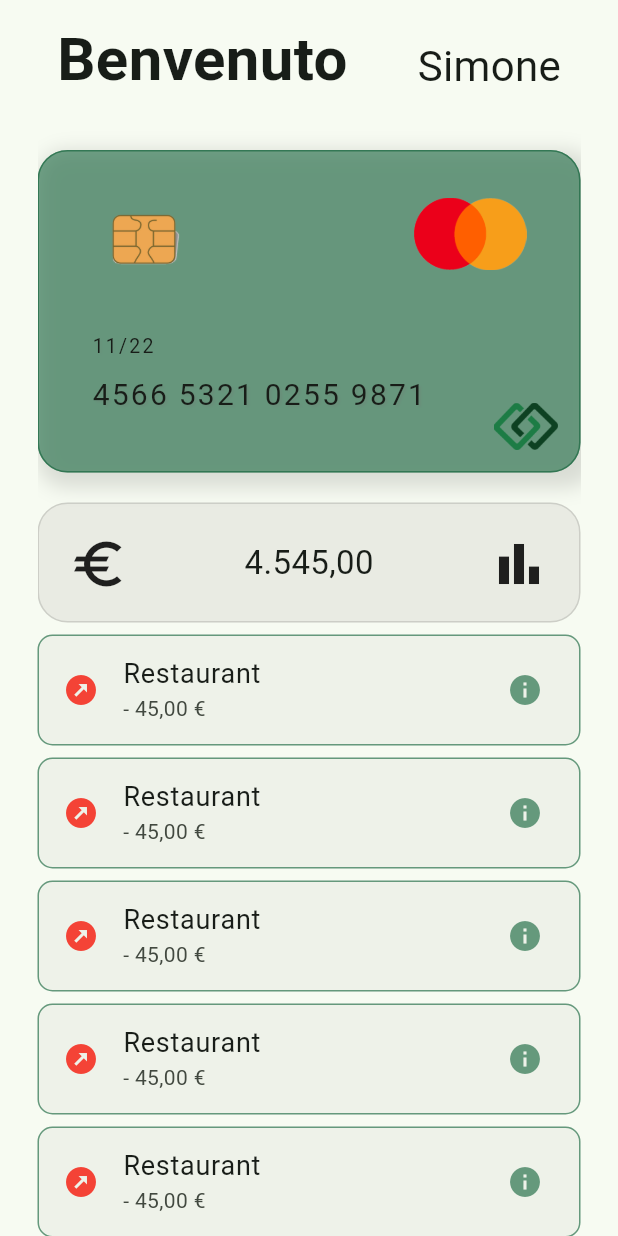
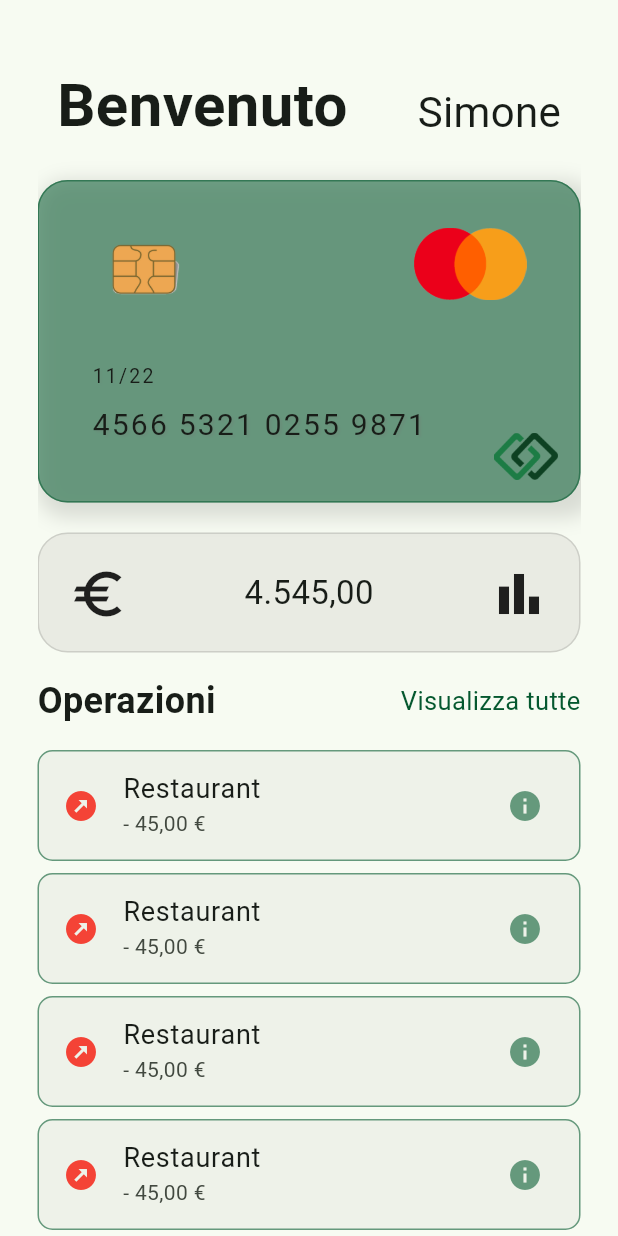
Before and after one commit to simonecarta/flutter_eiv_banking_app, a Flutter app: the landingAfterEnter screen opened directly, on a phone screen of 412 x 824 dp. Run offline on Flutter 3.47's test engine with Material 2 defaults, Android fonts, the phone set to English and light mode, and no system bars.

Commit message:
Transaction list -> added : Operazioni e Visualizza tutte

```diff
--- a/lib/landingAfterEnter.dart
+++ b/lib/landingAfterEnter.dart
@@ -1,4 +1,3 @@
-// ignore: file_names
 import 'package:enomis_iv_bank/bankBalance.dart';
 import 'package:enomis_iv_bank/transactionList.dart';
 import 'package:enomis_iv_bank/welcomeUser.dart';
--- a/lib/main.dart
+++ b/lib/main.dart
@@ -37,7 +37,7 @@ class _MyHomePageState extends State<MyHomePage> {
   @override
   Widget build(BuildContext context) {
     return const Scaffold(
-
+      backgroundColor: Colors.lightGreen,
     );
   }
 }
--- a/lib/transactionList.dart
+++ b/lib/transactionList.dart
@@ -10,16 +10,37 @@ class transactionList extends StatefulWidget {
 class _transactionListState extends State<transactionList> {
   List<int> lista = [1, 2, 3, 4, 5, 6, 7, 8];
 
-
   @override
   Widget build(BuildContext context) {
     return Column(
       children: [
-                  // ignore: unused_local_variable
+        const Padding(
+          padding: EdgeInsets.fromLTRB(0, 15, 0, 8),
+          child: SizedBox(
+            child: Row(
+              mainAxisAlignment: MainAxisAlignment.spaceBetween,
+              children: [
+                Text(
+                  "Operazioni",
+                  style: TextStyle(fontSize: 24, fontWeight: FontWeight.bold),
+                ),
+                Text(
+                  "Visualizza tutte",
+                  style: TextStyle(
+                      fontSize: 17,
+                      fontWeight: FontWeight.w400,
+                      color: Color.fromARGB(255, 5, 88, 47)),
+                )
+              ],
+            ),
+          ),
+        ),
         for (var i in lista)
           Padding(
             padding: const EdgeInsets.only(top: 8.0),
-                      child: ListTile(
+            child: Column(
+              children: [
+                ListTile(
                   tileColor: const Color.fromARGB(26, 158, 158, 158),
                   // ignore: prefer_const_constructors
                   leading: Icon(Icons.outbond, color: Colors.red),
@@ -40,6 +61,8 @@ class _transactionListState extends State<transactionList> {
                   trailing: const Icon(Icons.info,
                       color: Color.fromARGB(158, 17, 98, 57)),
                 ),
+              ],
+            ),
           )
       ],
     );
--- a/lib/welcomeUser.dart
+++ b/lib/welcomeUser.dart
@@ -11,7 +11,7 @@ class _welcomeUserState extends State<welcomeUser> {
   @override
   Widget build(BuildContext context) {
     return SizedBox(
-      height: 100,
+      height: 120,
       child: Container(
         // color: Colors.blue,
         decoration: BoxDecoration(
@@ -19,13 +19,13 @@ class _welcomeUserState extends State<welcomeUser> {
           color: const Color.fromARGB(0, 37, 15, 13),
           borderRadius: const BorderRadius.all(Radius.circular(20)),
         ),
-        margin: const EdgeInsets.only(bottom: 30),
+        margin: const EdgeInsets.fromLTRB(0, 40, 0, 10),
 
         child: const Column(
           children: [
             Expanded(
               child: Padding(
-                padding: EdgeInsets.symmetric(vertical: 10.0, horizontal: 12.0),
+                padding: EdgeInsets.symmetric(vertical: 1.0, horizontal: 12.0),
                 child: Row(
                   mainAxisAlignment: MainAxisAlignment.spaceBetween,
                   crossAxisAlignment: CrossAxisAlignment.baseline,
```
Lines whose indentation alone changed are shown as unchanged.
